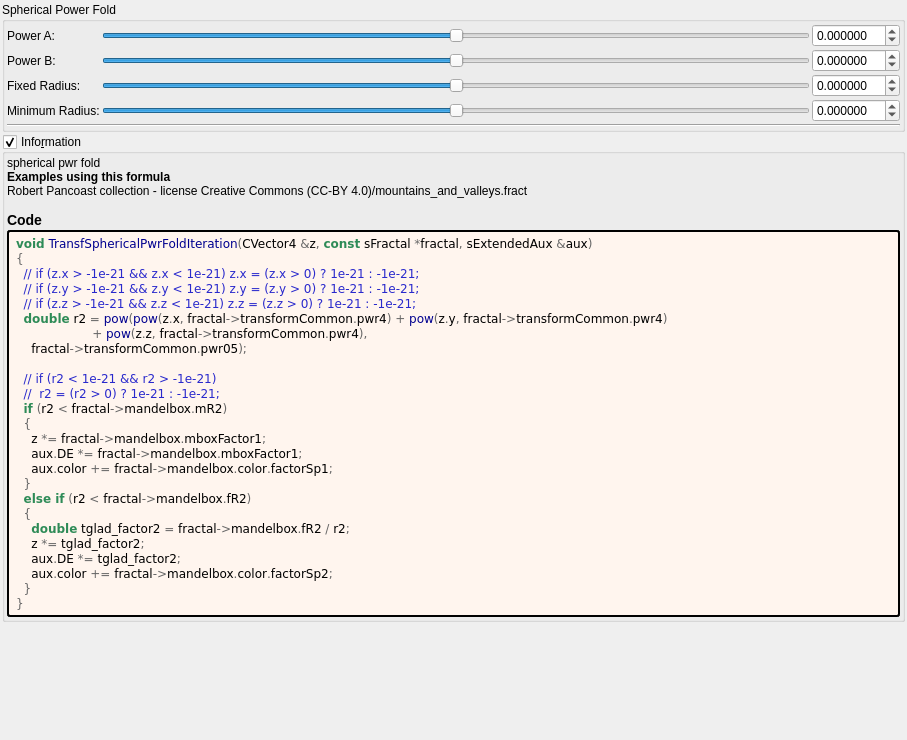
This is mandelbulber2/formula/ui/fractal_transf_spherical_pwr_fold.ui in buddhi1980/mandelbulber2 as Qt 5 draws it before an edit. The edited form follows.
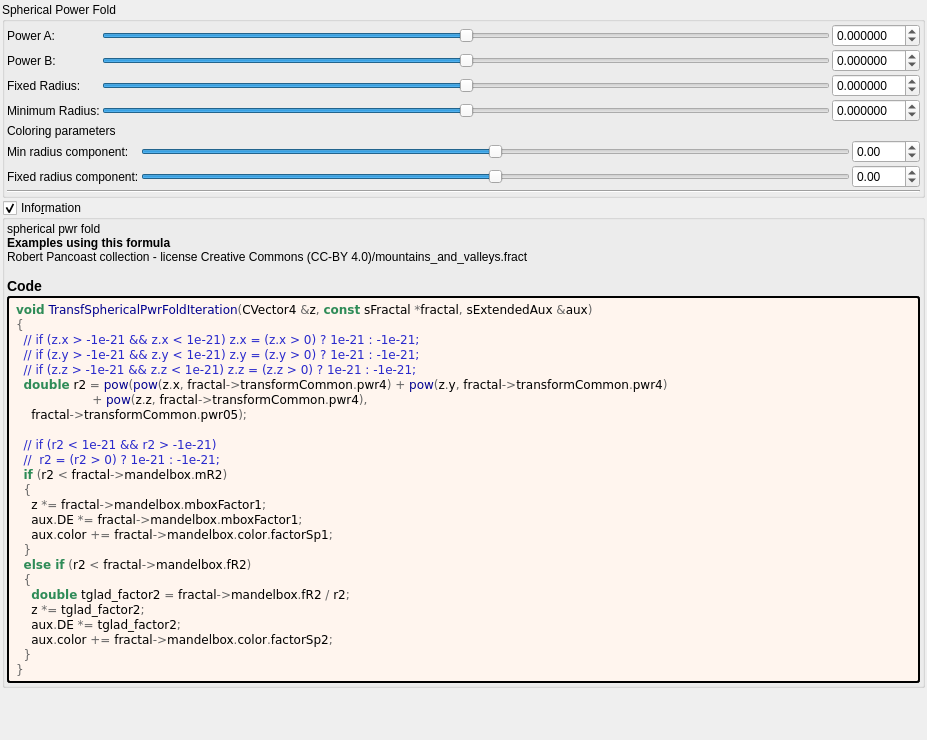
This is the edited form. Custom widgets are drawn as their Qt base class.

Commit message: more general color updates

```diff
--- a/mandelbulber2/formula/ui/fractal_transf_spherical_pwr_fold.ui
+++ b/mandelbulber2/formula/ui/fractal_transf_spherical_pwr_fold.ui
@@ -6,7 +6,7 @@
    <rect>
     <x>0</x>
     <y>0</y>
-    <width>907</width>
+    <width>927</width>
     <height>740</height>
    </rect>
   </property>
@@ -37,7 +37,7 @@
      <property name="checkable">
       <bool>false</bool>
      </property>
-     <layout class="QVBoxLayout" name="verticalLayout_12" stretch="0,0">
+     <layout class="QVBoxLayout" name="verticalLayout_12" stretch="0,0,0">
       <property name="spacing">
        <number>2</number>
       </property>
@@ -294,6 +294,134 @@
         </item>
        </layout>
       </item>
+      <item>
+       <layout class="QGridLayout" name="gridLayout_6">
+        <property name="spacing">
+         <number>2</number>
+        </property>
+        <item row="0" column="0">
+         <widget class="QLabel" name="label_53">
+          <property name="text">
+           <string>Coloring parameters</string>
+          </property>
+         </widget>
+        </item>
+        <item row="1" column="2">
+         <widget class="MyDoubleSpinBox" name="spinbox_mandelbox_color_Sp1">
+          <property name="sizePolicy">
+           <sizepolicy hsizetype="Minimum" vsizetype="Maximum">
+            <horstretch>0</horstretch>
+            <verstretch>0</verstretch>
+           </sizepolicy>
+          </property>
+          <property name="prefix">
+           <string/>
+          </property>
+          <property name="suffix">
+           <string/>
+          </property>
+          <property name="decimals">
+           <number>2</number>
+          </property>
+          <property name="minimum">
+           <double>-100.000000000000000</double>
+          </property>
+          <property name="maximum">
+           <double>100.000000000000000</double>
+          </property>
+          <property name="singleStep">
+           <double>0.100000000000000</double>
+          </property>
+         </widget>
+        </item>
+        <item row="1" column="1">
+         <widget class="QSlider" name="slider_mandelbox_color_Sp1">
+          <property name="sizePolicy">
+           <sizepolicy hsizetype="Expanding" vsizetype="Maximum">
+            <horstretch>0</horstretch>
+            <verstretch>0</verstretch>
+           </sizepolicy>
+          </property>
+          <property name="minimum">
+           <number>-500</number>
+          </property>
+          <property name="maximum">
+           <number>500</number>
+          </property>
+          <property name="singleStep">
+           <number>1</number>
+          </property>
+          <property name="orientation">
+           <enum>Qt::Horizontal</enum>
+          </property>
+         </widget>
+        </item>
+        <item row="1" column="0">
+         <widget class="QLabel" name="label_28">
+          <property name="text">
+           <string>Min radius component:</string>
+          </property>
+         </widget>
+        </item>
+        <item row="2" column="2">
+         <widget class="MyDoubleSpinBox" name="spinbox_mandelbox_color_Sp2">
+          <property name="sizePolicy">
+           <sizepolicy hsizetype="Minimum" vsizetype="Maximum">
+            <horstretch>0</horstretch>
+            <verstretch>0</verstretch>
+           </sizepolicy>
+          </property>
+          <property name="prefix">
+           <string/>
+          </property>
+          <property name="suffix">
+           <string/>
+          </property>
+          <property name="decimals">
+           <number>2</number>
+          </property>
+          <property name="minimum">
+           <double>-100.000000000000000</double>
+          </property>
+          <property name="maximum">
+           <double>100.000000000000000</double>
+          </property>
+          <property name="singleStep">
+           <double>0.100000000000000</double>
+          </property>
+         </widget>
+        </item>
+        <item row="2" column="1">
+         <widget class="QSlider" name="slider_mandelbox_color_Sp2">
+          <property name="sizePolicy">
+           <sizepolicy hsizetype="Expanding" vsizetype="Maximum">
+            <horstretch>0</horstretch>
+            <verstretch>0</verstretch>
+           </sizepolicy>
+          </property>
+          <property name="minimum">
+           <number>-500</number>
+          </property>
+          <property name="maximum">
+           <number>500</number>
+          </property>
+          <property name="singleStep">
+           <number>1</number>
+          </property>
+          <property name="orientation">
+           <enum>Qt::Horizontal</enum>
+          </property>
+         </widget>
+        </item>
+        <item row="2" column="0">
+         <widget class="QLabel" name="label_29">
+          <property name="text">
+           <string>Fixed radius component:</string>
+          </property>
+         </widget>
+        </item>
+       </layout>
+      </item>
       <item>
        <widget class="Line" name="line_13">
         <property name="orientation">
@@ -414,17 +542,17 @@
   </layout>
  </widget>
  <customwidgets>
-  <customwidget>
-   <class>MyDoubleSpinBox</class>
-   <extends>QDoubleSpinBox</extends>
-   <header>my_double_spin_box.h</header>
-  </customwidget>
   <customwidget>
    <class>MyGroupBox</class>
    <extends>QGroupBox</extends>
    <header>my_group_box.h</header>
    <container>1</container>
   </customwidget>
+  <customwidget>
+   <class>MyDoubleSpinBox</class>
+   <extends>QDoubleSpinBox</extends>
+   <header>my_double_spin_box.h</header>
+  </customwidget>
  </customwidgets>
  <tabstops>
   <tabstop>slider_transf_pwr_4</tabstop>
```
Left out of the diff: 8 changed lines with no effect on the pictures. Lines whose indentation alone changed are shown as unchanged. The commit also changes 9 other files.
